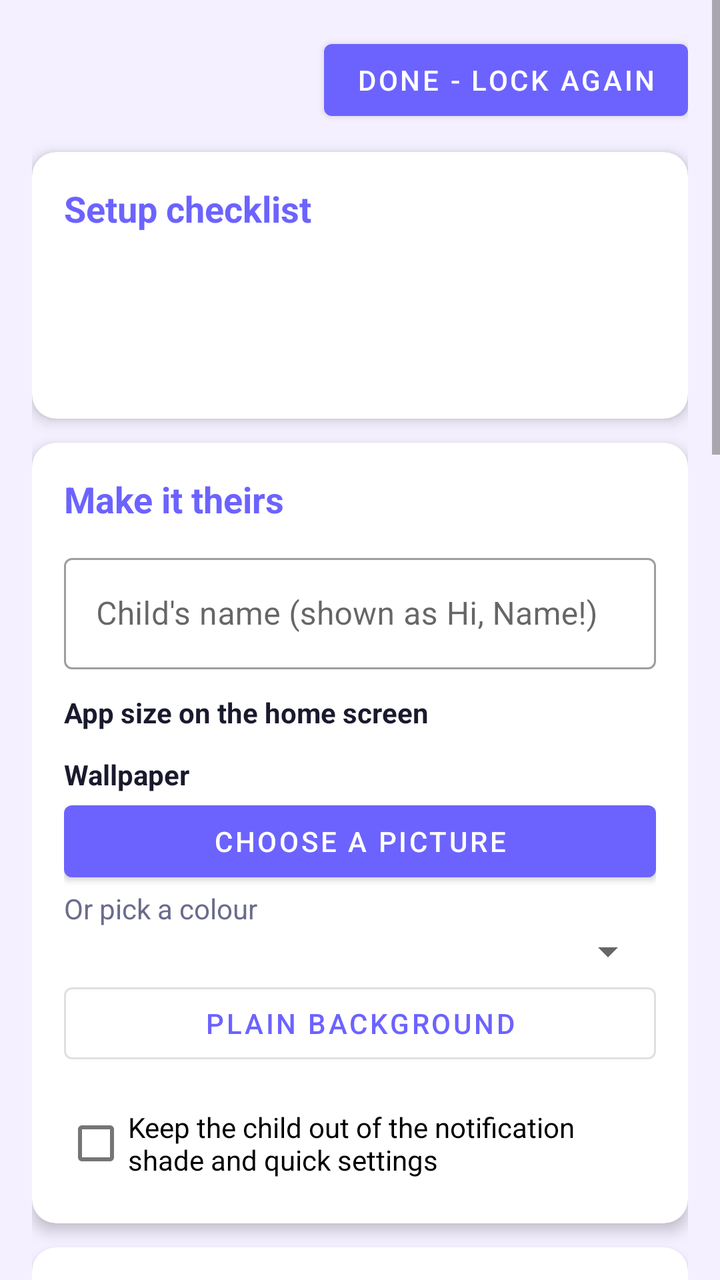
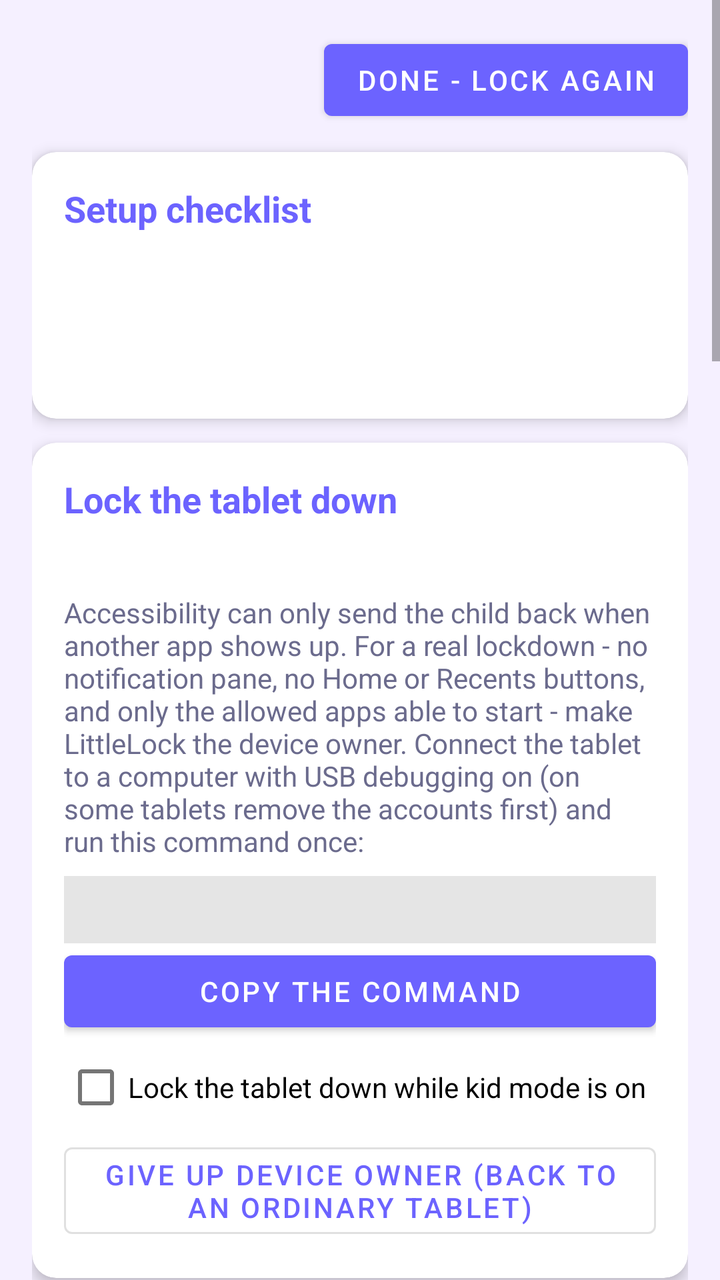

The first picture is an Android layout as it rendered before a commit; the second is the same layout after the commit. The layout source and the unified diff follow.
<!-- AndroidManifest.xml: activity theme Theme.LittleLock.Settings -->
<!-- res/layout/activity_settings.xml -->
<?xml version="1.0" encoding="utf-8"?>
<ScrollView xmlns:android="http://schemas.android.com/apk/res/android"
    xmlns:app="http://schemas.android.com/apk/res-auto"
    android:layout_width="match_parent"
    android:layout_height="match_parent"
    android:background="@color/littlelock_background">

      <LinearLayout
          android:layout_width="match_parent"
          android:layout_height="wrap_content"
          android:orientation="vertical"
          android:padding="16dp">

          
          <Button
              android:id="@+id/btnBack"
              android:layout_width="wrap_content"
              android:layout_height="wrap_content"
              android:layout_gravity="end"
              android:layout_marginBottom="12dp"
              android:text="@string/settings_done" />

        
        <com.google.android.material.card.MaterialCardView
            android:layout_width="match_parent"
            android:layout_height="wrap_content"
            android:layout_marginBottom="12dp"
            app:cardCornerRadius="12dp"
            app:cardElevation="4dp">

            <LinearLayout
                android:layout_width="match_parent"
                android:layout_height="wrap_content"
                android:orientation="vertical"
                android:padding="16dp">

                <TextView
                    android:layout_width="wrap_content"
                    android:layout_height="wrap_content"
                    android:text="@string/settings_setup"
                    android:textColor="@color/littlelock_primary"
                    android:textSize="18sp"
                    android:textStyle="bold" />

                <TextView
                    android:id="@+id/tvSetupHome"
                    android:layout_width="match_parent"
                    android:layout_height="wrap_content"
                    android:layout_marginTop="8dp"
                    android:textColor="@color/littlelock_text_primary" />

                <TextView
                    android:id="@+id/tvSetupAccess"
                    android:layout_width="match_parent"
                    android:layout_height="wrap_content"
                    android:layout_marginTop="6dp"
                    android:textColor="@color/littlelock_text_primary" />

                <TextView
                    android:id="@+id/tvSetupAdmin"
                    android:layout_width="match_parent"
                    android:layout_height="wrap_content"
                    android:layout_marginTop="6dp"
                    android:textColor="@color/littlelock_text_primary" />
            </LinearLayout>
        </com.google.android.material.card.MaterialCardView>

        
        <com.google.android.material.card.MaterialCardView
            android:layout_width="match_parent"
            android:layout_height="wrap_content"
            android:layout_marginBottom="12dp"
            app:cardCornerRadius="12dp"
            app:cardElevation="4dp">

            <LinearLayout
                android:layout_width="match_parent"
                android:layout_height="wrap_content"
                android:orientation="vertical"
                android:padding="16dp">

                <TextView
                    android:layout_width="wrap_content"
                    android:layout_height="wrap_content"
                    android:text="@string/settings_look"
                    android:textColor="@color/littlelock_primary"
                    android:textSize="18sp"
                    android:textStyle="bold" />

                <com.google.android.material.textfield.TextInputLayout
                    android:layout_width="match_parent"
                    android:layout_height="wrap_content"
                    android:layout_marginTop="12dp"
                    style="@style/Widget.MaterialComponents.TextInputLayout.OutlinedBox">

                    <com.google.android.material.textfield.TextInputEditText
                        android:id="@+id/etKidName"
                        android:layout_width="match_parent"
                        android:layout_height="wrap_content"
                        android:hint="@string/settings_kid_name_hint"
                        android:inputType="textPersonName|textCapWords"
                        android:maxLength="24" />
                </com.google.android.material.textfield.TextInputLayout>

                <TextView
                    android:layout_width="wrap_content"
                    android:layout_height="wrap_content"
                    android:layout_marginTop="12dp"
                    android:text="@string/settings_tile_size"
                    android:textColor="@color/littlelock_text_primary"
                    android:textStyle="bold" />

                <RadioGroup
                    android:id="@+id/rgTile"
                    android:layout_width="match_parent"
                    android:layout_height="wrap_content"
                    android:orientation="vertical" />

                <TextView
                    android:layout_width="wrap_content"
                    android:layout_height="wrap_content"
                    android:layout_marginTop="12dp"
                    android:text="@string/settings_wallpaper"
                    android:textColor="@color/littlelock_text_primary"
                    android:textStyle="bold" />

                <Button
                    android:id="@+id/btnPickWallpaper"
                    android:layout_width="match_parent"
                    android:layout_height="wrap_content"
                    android:text="@string/settings_wallpaper_pick" />

                <TextView
                    android:layout_width="wrap_content"
                    android:layout_height="wrap_content"
                    android:text="@string/settings_wallpaper_color"
                    android:textColor="@color/littlelock_text_secondary" />

                <Spinner
                    android:id="@+id/spWallColor"
                    android:layout_width="match_parent"
                    android:layout_height="wrap_content" />

                <Button
                    android:id="@+id/btnClearWallpaper"
                    android:layout_width="match_parent"
                    android:layout_height="wrap_content"
                    style="@style/Widget.MaterialComponents.Button.OutlinedButton"
                    android:text="@string/settings_wallpaper_clear" />

                <com.google.android.material.checkbox.MaterialCheckBox
                    android:id="@+id/cbBlockShade"
                    android:layout_width="match_parent"
                    android:layout_height="wrap_content"
                    android:layout_marginTop="12dp"
                    android:text="@string/settings_block_shade" />
            </LinearLayout>
        </com.google.android.material.card.MaterialCardView>

          
        <com.google.android.material.card.MaterialCardView
            android:layout_width="match_parent"
            android:layout_height="wrap_content"
            android:layout_marginBottom="12dp"
            app:cardCornerRadius="12dp"
            app:cardElevation="4dp">

            <LinearLayout
                android:layout_width="match_parent"
                android:layout_height="wrap_content"
                android:orientation="vertical"
                android:padding="16dp">

                <TextView
                    android:layout_width="wrap_content"
                    android:layout_height="wrap_content"
                    android:text="@string/settings_parental"
                    android:textColor="@color/littlelock_primary"
                    android:textSize="18sp"
                    android:textStyle="bold" />

                <TextView
                    android:id="@+id/tvKidModeStatus"
                    android:layout_width="wrap_content"
                    android:layout_height="wrap_content"
                    android:layout_marginTop="8dp"
                    android:textColor="@color/littlelock_text_secondary" />

                <Button
                    android:id="@+id/btnAllowedApps"
                    android:layout_width="match_parent"
                    android:layout_height="wrap_content"
                    android:layout_marginTop="8dp"
                    android:text="@string/settings_allowed_apps" />

                <Button
                    android:id="@+id/btnSetHome"
                    android:layout_width="match_parent"
                    android:layout_height="wrap_content"
                    android:text="@string/settings_set_home" />

                <Button
                    android:id="@+id/btnKidMode"
                    android:layout_width="match_parent"
                    android:layout_height="wrap_content"
                    android:text="@string/settings_kid_mode_off" />

                <Button
                    android:id="@+id/btnChangePin"
                    android:layout_width="match_parent"
                    android:layout_height="wrap_content"
                    style="@style/Widget.MaterialComponents.Button.OutlinedButton"
                    android:text="@string/settings_change_pin" />

            </LinearLayout>
        </com.google.android.material.card.MaterialCardView>

        
        <com.google.android.material.card.MaterialCardView
            android:layout_width="match_parent"
            android:layout_height="wrap_content"
            android:layout_marginBottom="12dp"
            app:cardCornerRadius="12dp"
            app:cardElevation="4dp">

            <LinearLayout
                android:layout_width="match_parent"
                android:layout_height="wrap_content"
                android:orientation="vertical"
                android:padding="16dp">

                <TextView
                    android:layout_width="wrap_content"
                    android:layout_height="wrap_content"
                    android:text="@string/settings_discord"
                    android:textColor="@color/littlelock_primary"
                    android:textSize="18sp"
                    android:textStyle="bold" />

                <com.google.android.material.textfield.TextInputLayout
                    android:layout_width="match_parent"
                    android:layout_height="wrap_content"
                    android:layout_marginTop="12dp"
                    style="@style/Widget.MaterialComponents.TextInputLayout.OutlinedBox">

                    <com.google.android.material.textfield.TextInputEditText
                        android:id="@+id/etWebhookUrl"
                        android:layout_width="match_parent"
                        android:layout_height="wrap_content"
                        android:hint="@string/settings_discord_webhook_hint"
                        android:inputType="textUri" />
                </com.google.android.material.textfield.TextInputLayout>

                <Button
                    android:id="@+id/btnSaveWebhook"
                    android:layout_width="wrap_content"
                    android:layout_height="wrap_content"
                    android:layout_marginTop="8dp"
                    android:text="@string/settings_discord_save" />

            </LinearLayout>
        </com.google.android.material.card.MaterialCardView>

        
        <com.google.android.material.card.MaterialCardView
            android:layout_width="match_parent"
            android:layout_height="wrap_content"
            android:layout_marginBottom="12dp"
            app:cardCornerRadius="12dp"
            app:cardElevation="4dp">

            <LinearLayout
                android:layout_width="match_parent"
                android:layout_height="wrap_content"
                android:orientation="vertical"
                android:padding="16dp">

                <TextView
                    android:layout_width="wrap_content"
                    android:layout_height="wrap_content"
                    android:text="@string/settings_notifications"
                    android:textColor="@color/littlelock_primary"
                    android:textSize="18sp"
                    android:textStyle="bold" />

                <com.google.android.material.checkbox.MaterialCheckBox
                    android:id="@+id/cbNotifAppLaunch"
                    android:layout_width="wrap_content"
                    android:layout_height="wrap_content"
                    android:layout_marginTop="12dp"
                    android:text="@string/settings_notif_app_launch" />

                <com.google.android.material.checkbox.MaterialCheckBox
                    android:id="@+id/cbNotifDailySummary"
                    android:layout_width="wrap_content"
                    android:layout_height="wrap_content"
                    android:text="@string/settings_notif_daily_summary" />

                <com.google.android.material.checkbox.MaterialCheckBox
                    android:id="@+id/cbNotifBlockedApps"
                    android:layout_width="wrap_content"
                    android:layout_height="wrap_content"
                    android:text="@string/settings_notif_blocked_apps" />

            </LinearLayout>
        </com.google.android.material.card.MaterialCardView>

        
        <com.google.android.material.card.MaterialCardView
            android:layout_width="match_parent"
            android:layout_height="wrap_content"
            android:layout_marginBottom="12dp"
            app:cardCornerRadius="12dp"
            app:cardElevation="4dp">

            <LinearLayout
                android:layout_width="match_parent"
                android:layout_height="wrap_content"
                android:orientation="vertical"
                android:padding="16dp">

                <TextView
                    android:layout_width="wrap_content"
                    android:layout_height="wrap_content"
                    android:text="@string/settings_device_admin"
                    android:textColor="@color/littlelock_primary"
                    android:textSize="18sp"
                    android:textStyle="bold" />

                <Button
                    android:id="@+id/btnEnableDeviceAdmin"
                    android:layout_width="wrap_content"
                    android:layout_height="wrap_content"
                    android:layout_marginTop="8dp"
                    android:text="@string/settings_device_admin_enable" />

            </LinearLayout>
        </com.google.android.material.card.MaterialCardView>

        
        <com.google.android.material.card.MaterialCardView
            android:layout_width="match_parent"
            android:layout_height="wrap_content"
            android:layout_marginBottom="12dp"
            app:cardCornerRadius="12dp"
            app:cardElevation="4dp">

            <LinearLayout
                android:layout_width="match_parent"
                android:layout_height="wrap_content"
                android:orientation="vertical"
                android:padding="16dp">

                <TextView
                    android:layout_width="wrap_content"
                    android:layout_height="wrap_content"
                    android:text="@string/settings_accessibility"
                    android:textColor="@color/littlelock_primary"
                    android:textSize="18sp"
                    android:textStyle="bold" />

                <TextView
                    android:id="@+id/tvAccessibilityStatus"
                    android:layout_width="wrap_content"
                    android:layout_height="wrap_content"
                    android:layout_marginTop="8dp"
                    android:text="@string/settings_accessibility_explain"
                    android:textColor="@color/littlelock_text_secondary" />

                <Button
                    android:id="@+id/btnEnableAccessibility"
                    android:layout_width="wrap_content"
                    android:layout_height="wrap_content"
                    android:layout_marginTop="8dp"
                    android:text="@string/settings_accessibility_enable" />

            </LinearLayout>
        </com.google.android.material.card.MaterialCardView>

        
        <com.google.android.material.card.MaterialCardView
            android:layout_width="match_parent"
            android:layout_height="wrap_content"
            app:cardCornerRadius="12dp"
            app:cardElevation="4dp">

            <LinearLayout
                android:layout_width="match_parent"
                android:layout_height="wrap_content"
                android:orientation="vertical"
                android:padding="16dp">

                <TextView
                    android:layout_width="wrap_content"
                    android:layout_height="wrap_content"
                    android:text="@string/settings_about"
                    android:textColor="@color/littlelock_primary"
                    android:textSize="18sp"
                    android:textStyle="bold" />

                <TextView
                    android:id="@+id/tvVersion"
                    android:layout_width="wrap_content"
                    android:layout_height="wrap_content"
                    android:layout_marginTop="8dp"
                    android:text="@string/settings_version"
                    android:textColor="@color/littlelock_text_secondary" />
            </LinearLayout>
        </com.google.android.material.card.MaterialCardView>

    </LinearLayout>
</ScrollView>
<!-- resources referenced by this layout -->
<resources>
  <color name="littlelock_background">#FFF5F0FF</color>
  <color name="littlelock_primary">#FF6C63FF</color>
  <color name="littlelock_text_primary">#FF1A1A2E</color>
  <color name="littlelock_text_secondary">#FF6B6B8D</color>
  <string name="settings_about">About</string>
  <string name="settings_accessibility">Block other apps</string>
  <string name="settings_accessibility_enable">Turn on blocking (Accessibility)</string>
  <string name="settings_accessibility_explain">Off: an app that isn\'t allowed could still be opened another way (for example from a notification). Turn on LittleLock under Accessibility so any app that isn\'t allowed goes straight back to the home screen.</string>
  <string name="settings_allowed_apps">Choose allowed apps</string>
  <string name="settings_block_shade">Keep the child out of the notification shade and quick settings</string>
  <string name="settings_change_pin">Change parent PIN</string>
  <string name="settings_device_admin">Device Admin</string>
  <string name="settings_device_admin_enable">Enable Device Admin</string>
  <string name="settings_discord">Discord Notifications</string>
  <string name="settings_discord_save">Save</string>
  <string name="settings_discord_webhook_hint">Enter your Discord webhook URL</string>
  <string name="settings_done">Done - lock again</string>
  <string name="settings_kid_mode_off">Turn kid mode off (pick another home app)</string>
  <string name="settings_kid_name_hint">Child\'s name (shown as "Hi, Name!")</string>
  <string name="settings_look">Make it theirs</string>
  <string name="settings_notif_app_launch">Notify on app launch</string>
  <string name="settings_notif_blocked_apps">Notify on blocked app attempts</string>
  <string name="settings_notif_daily_summary">Daily usage summary</string>
  <string name="settings_notifications">Notification Settings</string>
  <string name="settings_parental">Parental controls</string>
  <string name="settings_set_home">Make LittleLock the home screen</string>
  <string name="settings_setup">Setup checklist</string>
  <string name="settings_tile_size">App size on the home screen</string>
  <string name="settings_version">Version %s</string>
  <string name="settings_wallpaper">Wallpaper</string>
  <string name="settings_wallpaper_clear">Plain background</string>
  <string name="settings_wallpaper_color">Or pick a colour</string>
  <string name="settings_wallpaper_pick">Choose a picture</string>
  <style name="Theme.LittleLock.Settings" parent="Theme.MaterialComponents.Light.DarkActionBar">
          <item name="colorPrimary">@color/littlelock_primary</item>
          <item name="colorPrimaryVariant">@color/littlelock_primary_dark</item>
          <item name="colorOnPrimary">@color/white</item>
          <item name="colorSecondary">@color/littlelock_accent</item>
          <item name="android:colorBackground">@color/littlelock_background</item>
          <item name="android:statusBarColor">@color/littlelock_primary_dark</item>
      </style>
  <color name="littlelock_primary_dark">#FF544DB7</color>
  <color name="white">#FFFFFFFF</color>
  <color name="littlelock_accent">#FF00C9A7</color>
</resources>

<!-- the commit's change to res/layout/activity_settings.xml (unified diff, before → after) -->
@@ -82,6 +82,89 @@
                 <TextView
                     android:layout_width="wrap_content"
                     android:layout_height="wrap_content"
+                    android:text="@string/settings_kiosk"
+                    android:textColor="@color/littlelock_primary"
+                    android:textSize="18sp"
+                    android:textStyle="bold" />
+
+                <TextView
+                    android:id="@+id/tvKioskStatus"
+                    android:layout_width="match_parent"
+                    android:layout_height="wrap_content"
+                    android:layout_marginTop="8dp"
+                    android:textColor="@color/littlelock_text_primary" />
+
+                <LinearLayout
+                    android:id="@+id/llKioskHelp"
+                    android:layout_width="match_parent"
+                    android:layout_height="wrap_content"
+                    android:orientation="vertical">
+
+                    <TextView
+                        android:layout_width="match_parent"
+                        android:layout_height="wrap_content"
+                        android:layout_marginTop="8dp"
+                        android:text="@string/kiosk_explain"
+                        android:textColor="@color/littlelock_text_secondary" />
+
+                    <TextView
+                        android:id="@+id/tvKioskCommand"
+                        android:layout_width="match_parent"
+                        android:layout_height="wrap_content"
+                        android:layout_marginTop="8dp"
+                        android:background="#1A000000"
+                        android:fontFamily="monospace"
+                        android:padding="8dp"
+                        android:textColor="@color/littlelock_text_primary"
+                        android:textIsSelectable="true"
+                        android:textSize="13sp" />
+
+                    <Button
+                        android:id="@+id/btnCopyAdb"
+                        android:layout_width="match_parent"
+                        android:layout_height="wrap_content"
+                        android:text="@string/kiosk_copy" />
+                </LinearLayout>
+
+                <LinearLayout
+                    android:id="@+id/llKioskOwner"
+                    android:layout_width="match_parent"
+                    android:layout_height="wrap_content"
+                    android:orientation="vertical">
+
+                    <com.google.android.material.checkbox.MaterialCheckBox
+                        android:id="@+id/cbKiosk"
+                        android:layout_width="match_parent"
+                        android:layout_height="wrap_content"
+                        android:text="@string/kiosk_switch" />
+
+                    <Button
+                        android:id="@+id/btnReleaseKiosk"
+                        android:layout_width="match_parent"
+                        android:layout_height="wrap_content"
+                        style="@style/Widget.MaterialComponents.Button.OutlinedButton"
+                        android:text="@string/kiosk_release" />
+                </LinearLayout>
+            </LinearLayout>
+        </com.google.android.material.card.MaterialCardView>
+
+        
+        <com.google.android.material.card.MaterialCardView
+            android:layout_width="match_parent"
+            android:layout_height="wrap_content"
+            android:layout_marginBottom="12dp"
+            app:cardCornerRadius="12dp"
+            app:cardElevation="4dp">
+
+            <LinearLayout
+                android:layout_width="match_parent"
+                android:layout_height="wrap_content"
+                android:orientation="vertical"
+                android:padding="16dp">
+
+                <TextView
+                    android:layout_width="wrap_content"
+                    android:layout_height="wrap_content"
                     android:text="@string/settings_look"
                     android:textColor="@color/littlelock_primary"
                     android:textSize="18sp"
@@ -141,6 +224,26 @@
                     android:layout_width="match_parent"
                     android:layout_height="wrap_content" />
 
+                <TextView
+                    android:layout_width="wrap_content"
+                    android:layout_height="wrap_content"
+                    android:layout_marginTop="8dp"
+                    android:text="@string/settings_animals"
+                    android:textColor="@color/littlelock_text_secondary" />
+
+                <HorizontalScrollView
+                    android:layout_width="match_parent"
+                    android:layout_height="wrap_content"
+                    android:scrollbars="none">
+
+                    <LinearLayout
+                        android:id="@+id/llAnimals"
+                        android:layout_width="wrap_content"
+                        android:layout_height="wrap_content"
+                        android:orientation="horizontal"
+                        android:paddingVertical="4dp" />
+                </HorizontalScrollView>
+
                 <Button
                     android:id="@+id/btnClearWallpaper"
                     android:layout_width="match_parent"
<!-- resource entries referenced after the edit -->
@@ -4,11 +4,16 @@
   <color name="littlelock_primary">#FF6C63FF</color>
   <color name="littlelock_text_primary">#FF1A1A2E</color>
   <color name="littlelock_text_secondary">#FF6B6B8D</color>
+  <string name="kiosk_copy">Copy the command</string>
+  <string name="kiosk_explain">Accessibility can only send the child back when another app shows up. For a real lockdown - no notification pane, no Home or Recents buttons, and only the allowed apps able to start - make LittleLock the device owner. Connect the tablet to a computer with USB debugging on (on some tablets remove the accounts first) and run this command once:</string>
+  <string name="kiosk_release">Give up device owner (back to an ordinary tablet)</string>
+  <string name="kiosk_switch">Lock the tablet down while kid mode is on</string>
   <string name="settings_about">About</string>
   <string name="settings_accessibility">Block other apps</string>
   <string name="settings_accessibility_enable">Turn on blocking (Accessibility)</string>
   <string name="settings_accessibility_explain">Off: an app that isn\'t allowed could still be opened another way (for example from a notification). Turn on LittleLock under Accessibility so any app that isn\'t allowed goes straight back to the home screen.</string>
   <string name="settings_allowed_apps">Choose allowed apps</string>
+  <string name="settings_animals">Or a cartoon animal</string>
   <string name="settings_block_shade">Keep the child out of the notification shade and quick settings</string>
   <string name="settings_change_pin">Change parent PIN</string>
   <string name="settings_device_admin">Device Admin</string>
@@ -19,6 +24,7 @@
   <string name="settings_done">Done - lock again</string>
   <string name="settings_kid_mode_off">Turn kid mode off (pick another home app)</string>
   <string name="settings_kid_name_hint">Child\'s name (shown as "Hi, Name!")</string>
+  <string name="settings_kiosk">Lock the tablet down</string>
   <string name="settings_look">Make it theirs</string>
   <string name="settings_notif_app_launch">Notify on app launch</string>
   <string name="settings_notif_blocked_apps">Notify on blocked app attempts</string>
